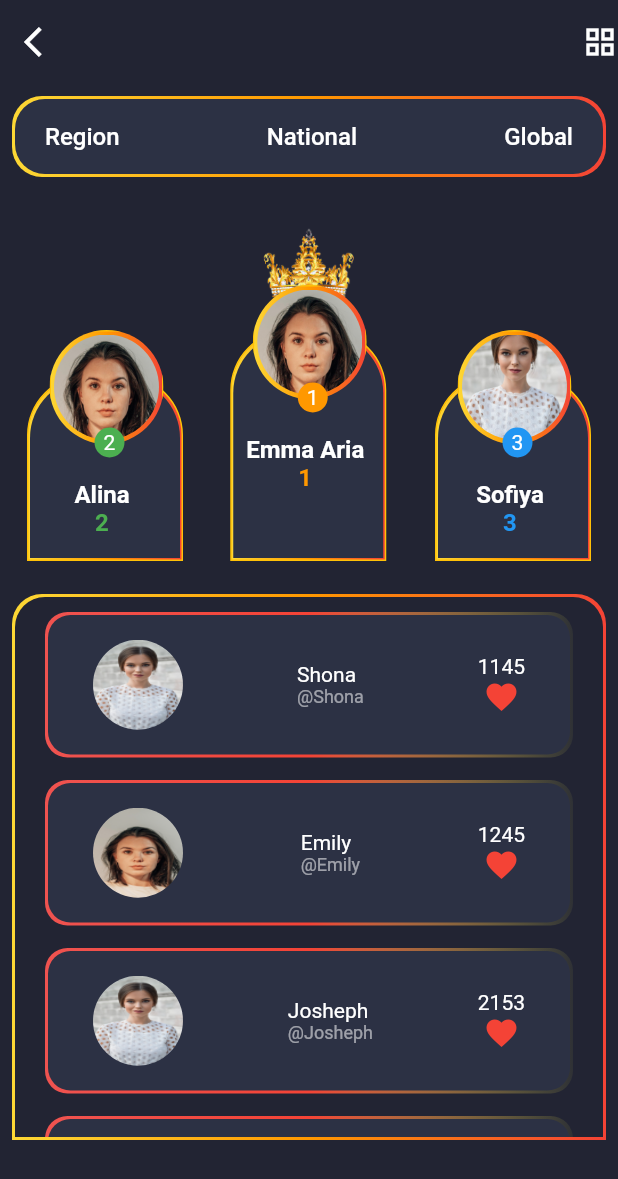
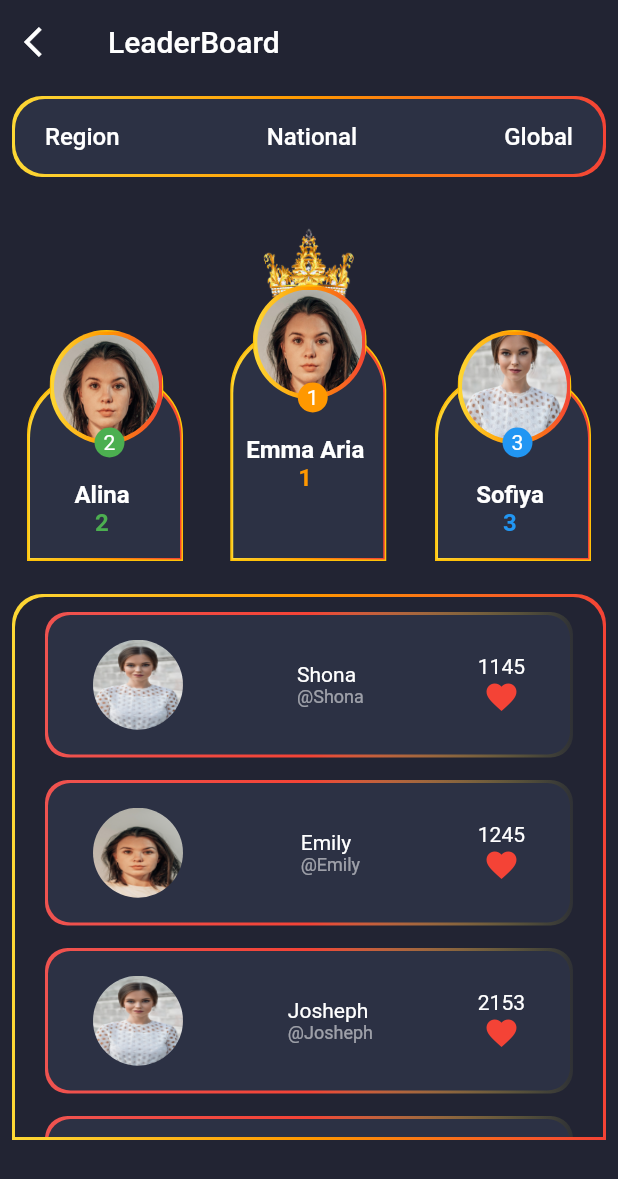
Before and after one commit to himanshu-dxm/team_golf, a Flutter app: the LeaderBoardScreen screen opened directly, on a phone screen of 412 x 824 dp. Shown: the top 1179 px of the screen. Run offline on Flutter 3.47's test engine with Material 2 defaults, Android fonts, the phone set to English and light mode, and no system bars; our stand-ins replace pie_chart; missing offline and left inert: qr_code_scanner.

Commit message:
Leaderboard references added and Improved UI

```diff
--- a/lib/screens/leaderboard.dart
+++ b/lib/screens/leaderboard.dart
@@ -15,17 +15,23 @@ class LeaderBoardScreen extends StatelessWidget {
         backgroundColor: Colors.transparent,
         appBar: AppBar(
           backgroundColor: Colors.transparent,
+          title: const Text('LeaderBoard'),
           elevation: 0.0,
-          leading: const Icon(
-            Icons.arrow_back_ios,
-            color: Colors.white,
-          ),
-          actions: [
-            const Icon(
-              Icons.grid_view,
+          leading: GestureDetector(
+            onTap: () {
+              Navigator.pop(context);
+            },
+            child: const Icon(
+              Icons.arrow_back_ios,
               color: Colors.white,
             ),
-          ],
+          ),
+          // actions: [
+          //   const Icon(
+          //     Icons.grid_view,
+          //     color: Colors.white,
+          //   ),
+          // ],
         ),
         body: SingleChildScrollView(
           child: Padding(
```
